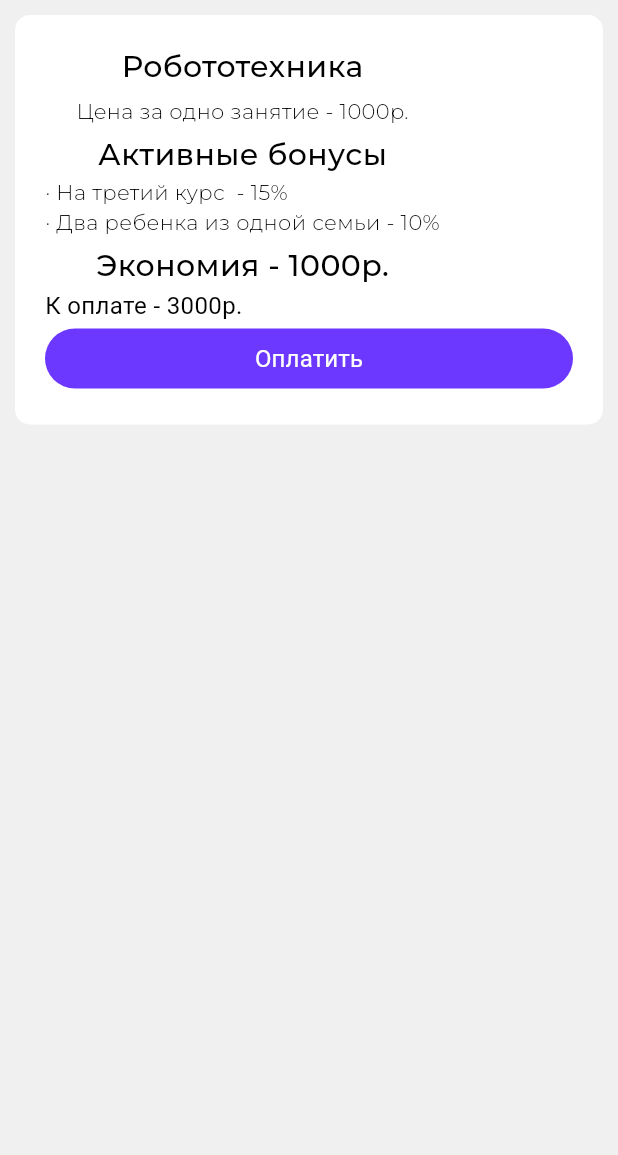
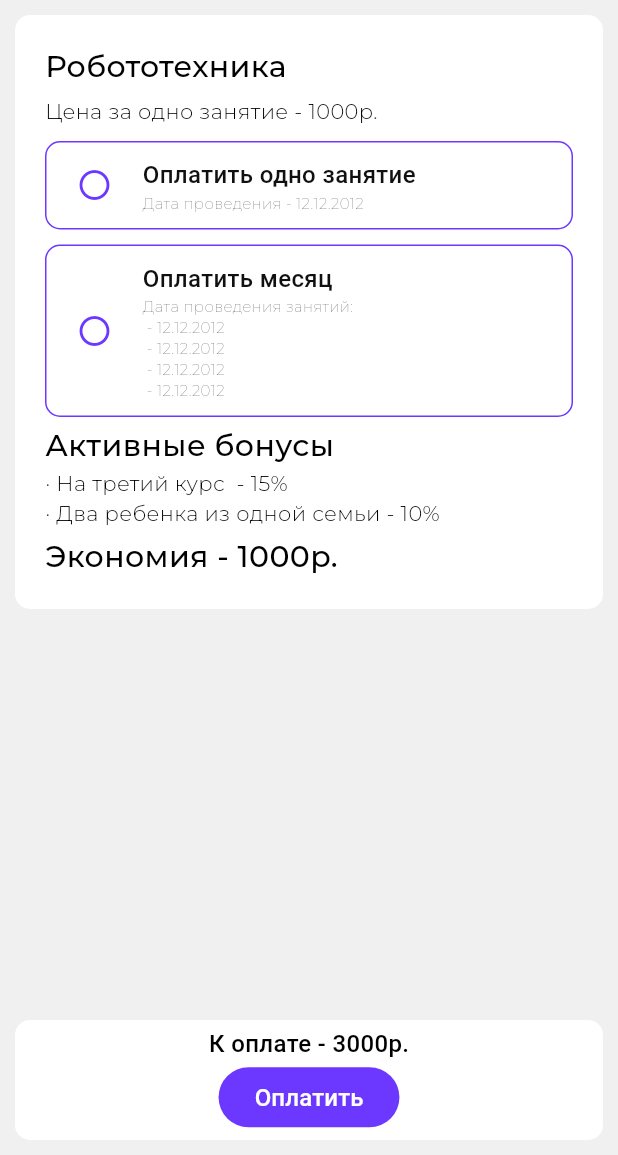
Before and after one commit to NoRulee/ingenerium, a Flutter app: the PaymentCalcPage screen opened directly, on a phone screen of 412 x 824 dp, the part 81-1236 px from its top. Run offline on Flutter 3.47's test engine with Material 3 defaults, Android fonts, the light colour scheme and no system bars; Roboto replaces fonts that are missing (MontserratRegular); project files that could hold a hidden picture were left out.

Commit message:
fix: fix

```diff
--- a/lib/src/app.dart
+++ b/lib/src/app.dart
@@ -1,5 +1,5 @@
 import 'package:flutter/material.dart';
-import 'package:injenerium_mobile_app/src/presentation/payment_page.dart';
+import 'package:injenerium_mobile_app/src/presentation/pages/profile_page.dart';
 
 /// Main application of the site.
 class App extends StatelessWidget {
@@ -11,7 +11,7 @@ class App extends StatelessWidget {
     return MaterialApp(
       debugShowCheckedModeBanner: false,
       title: 'Инженериум Мобильное Приложение',
-      home: const PaymentPage(),
+      home: const ProfilePage(),
       theme: ThemeData(
         useMaterial3: true,
         colorScheme: const ColorScheme.light(
--- /dev/null
+++ b/lib/src/presentation/pages/payment_calculation_page.dart
@@ -0,0 +1,200 @@
+import 'package:flutter/material.dart';
+
+import 'package:injenerium_mobile_app/src/presentation/style/color_style.dart';
+import 'package:injenerium_mobile_app/src/presentation/style/text_stryle.dart';
+import 'package:injenerium_mobile_app/src/presentation/widgets/custom_app_bar.dart';
+
+class PaymentCalcPage extends StatelessWidget {
+  const PaymentCalcPage({super.key});
+
+  @override
+  Widget build(BuildContext context) {
+    return Scaffold(
+      backgroundColor: getSecondaryColor(context),
+      body: SafeArea(
+        child: Column(
+          children: [
+            const CustomAppBar(title: 'Оплата', arrowBack: true),
+            Expanded(
+              child: SingleChildScrollView(
+                child: Container(
+                  width: double.infinity,
+                  margin: const EdgeInsets.all(10.0),
+                  padding: const EdgeInsets.all(20.0),
+                  decoration: BoxDecoration(
+                    color: getBackgroundColor(context),
+                    borderRadius: const BorderRadius.all(
+                      Radius.circular(10.0),
+                    ),
+                  ),
+                  child: Column(
+                    crossAxisAlignment: CrossAxisAlignment.start,
+                    children: [
+                      Text(
+                        'Робототехника',
+                        style: getMediumTextStyle(context),
+                      ),
+                      const SizedBox(height: 5.0),
+                      Text(
+                        'Цена за одно занятие - 1000р.',
+                        style: getLightTextStyle(context),
+                      ),
+                      const _ChooseButton(
+                        textData: 'Оплатить одно занятие',
+                        textDatesData: 'Дата проведения - 12.12.2012',
+                      ),
+                      const _ChooseButton(textData: 'Оплатить месяц', textDatesData: 'Дата проведения занятий: \n - 12.12.2012 \n - 12.12.2012 \n - 12.12.2012 \n - 12.12.2012'),
+                      const SizedBox(height: 5.0),
+                      Text(
+                        'Активные бонусы',
+                        style: getMediumTextStyle(context),
+                      ),
+                      Text(
+                        '· На третий курс  - 15% \n· Два ребенка из одной семьи - 10%',
+                        style: getLightTextStyle(context),
+                      ),
+                      const SizedBox(height: 5.0),
+                      Text(
+                        'Экономия - 1000р.',
+                        style: getMediumTextStyle(context),
+                      ),
+                    ],
+                  ),
+                ),
+              ),
+            ),
+            Container(
+              width: double.infinity,
+              height: 80,
+              margin: const EdgeInsets.all(10.0),
+              decoration: BoxDecoration(
+                color: getBackgroundColor(context),
+                borderRadius: const BorderRadius.all(
+                  Radius.circular(10.0),
+                ),
+              ),
+              child: Column(
+                mainAxisAlignment: MainAxisAlignment.center,
+                children: [
+                  Text(
+                    'К оплате - 3000р.',
+                    style: getRegularTextStyle(context),
+                  ),
+                  FilledButton(
+                    style: ButtonStyle(
+                      backgroundColor: MaterialStatePropertyAll(
+                        getPrimaryColor(context),
+                      ),
+                    ),
+                    onPressed: () {},
+                    child: Text(
+                      'Оплатить',
+                      style: getRegularTextStyle(context, color: getBackgroundColor(context)),
+                    ),
+                  ),
+                ],
+              ),
+            ),
+          ],
+        ),
+      ),
+    );
+  }
+}
+
+class _ChooseButton extends StatefulWidget {
+  final String textData;
+  final String textDatesData;
+  final Function()? onTap;
+  const _ChooseButton({
+    required this.textData,
+    required this.textDatesData,
+    this.onTap,
+  });
+
+  @override
+  State<_ChooseButton> createState() => __ChooseButtonState();
+}
+
+class __ChooseButtonState extends State<_ChooseButton> {
+  bool isButtonPressed = false;
+
+  IconData getIconData() {
+    return isButtonPressed ? Icons.radio_button_checked : Icons.radio_button_off;
+  }
+
+  Color getIconColor() {
+    return isButtonPressed ? getBackgroundColor(context) : getPrimaryColor(context);
+  }
+
+  Color getButtonColor() {
+    return isButtonPressed ? getPrimaryColor(context) : getBackgroundColor(context);
+  }
+
+  Color getTextColor() {
+    return isButtonPressed ? getBackgroundColor(context) : getOnBackgroundColor(context);
+  }
+
+  @override
+  Widget build(BuildContext context) {
+    void onButtonTap() {
+      setState(() {
+        isButtonPressed = !isButtonPressed;
+      });
+
+      widget.onTap;
+    }
+
+    return InkWell(
+      onTap: onButtonTap,
+      child: Container(
+        margin: const EdgeInsets.only(top: 10.0),
+        padding: const EdgeInsets.symmetric(
+          vertical: 10.0,
+          horizontal: 20.0,
+        ),
+        decoration: BoxDecoration(
+          borderRadius: const BorderRadius.all(
+            Radius.circular(10.0),
+          ),
+          border: Border.all(
+            color: getPrimaryColor(context),
+            width: 1.0,
+          ),
+          color: getButtonColor(),
+        ),
+        child: Row(
+          // crossAxisAlignment: CrossAxisAlignment.start,
+          children: [
+            Icon(
+              getIconData(),
+              color: getIconColor(),
+            ),
+            const SizedBox(
+              width: 20.0,
+            ),
+            Column(
+              crossAxisAlignment: CrossAxisAlignment.start,
+              children: [
+                Text(
+                  widget.textData,
+                  style: getRegularTextStyle(
+                    context,
+                    color: getTextColor(),
+                  ),
+                ),
+                Text(
+                  widget.textDatesData,
+                  style: getThinTextStyle(
+                    context,
+                    color: getTextColor(),
+                  ),
+                ),
+              ],
+            ),
+          ],
+        ),
+      ),
+    );
+  }
+}
--- a/lib/src/presentation/payment_page.dart
+++ b/lib/src/presentation/pages/payment_page.dart
@@ -1,5 +1,5 @@
 import 'package:flutter/material.dart';
-import 'package:injenerium_mobile_app/src/presentation/payment_calculation_page.dart';
+import 'package:injenerium_mobile_app/src/presentation/pages/payment_calculation_page.dart';
 import 'package:injenerium_mobile_app/src/presentation/style/color_style.dart';
 import 'package:injenerium_mobile_app/src/presentation/style/text_stryle.dart';
 import 'package:injenerium_mobile_app/src/presentation/widgets/custom_app_bar.dart';
--- a/lib/src/presentation/profile_page.dart
+++ b/lib/src/presentation/pages/profile_page.dart
@@ -1,5 +1,5 @@
 import 'package:flutter/material.dart';
-import 'package:injenerium_mobile_app/src/presentation/galery_page.dart';
+import 'package:injenerium_mobile_app/src/presentation/pages/galery_page.dart';
 import 'package:injenerium_mobile_app/src/presentation/style/color_style.dart';
 import 'package:injenerium_mobile_app/src/presentation/style/text_stryle.dart';
 import 'package:injenerium_mobile_app/src/presentation/widgets/custom_app_bar.dart';
--- a/lib/src/presentation/payment_calculation_page.dart
+++ /dev/null
@@ -1,67 +0,0 @@
-import 'package:flutter/material.dart';
-import 'package:injenerium_mobile_app/src/presentation/style/color_style.dart';
-import 'package:injenerium_mobile_app/src/presentation/style/text_stryle.dart';
-import 'package:injenerium_mobile_app/src/presentation/widgets/custom_app_bar.dart';
-
-class PaymentCalcPage extends StatelessWidget {
-  const PaymentCalcPage({super.key});
-
-  @override
-  Widget build(BuildContext context) {
-    return Scaffold(
-      backgroundColor: getSecondaryColor(context),
-      body: SafeArea(
-        child: Column(
-          children: [
-            const CustomAppBar(title: 'Оплата', arrowBack: true),
-            Padding(
-              padding: const EdgeInsets.all(10.0),
-              child: Container(
-                width: double.infinity,
-                decoration: BoxDecoration(
-                  color: getBackgroundColor(context),
-                  borderRadius: BorderRadius.circular(10),
-                ),
-                child: Padding(
-                  padding: const EdgeInsets.all(20.0),
-                  child: Column(
-                    crossAxisAlignment: CrossAxisAlignment.start,
-                    children: [
-                      Column(
-                        children: [
-                          Text('Робототехника', style: getMediumTextStyle(context)),
-                          const SizedBox(height: 5.0),
-                          Text('Цена за одно занятие - 1000р.', style: getLightTextStyle(context)),
-                          //! переключающие кнопки
-                          const SizedBox(height: 5.0),
-                          Text('Активные бонусы', style: getMediumTextStyle(context)),
-                          Text(
-                            '· На третий курс  - 15% \n· Два ребенка из одной семьи - 10%',
-                            style: getLightTextStyle(context),
-                          ),
-                          const SizedBox(height: 5.0),
-                          Text('Экономия - 1000р.', style: getMediumTextStyle(context)),
-                        ],
-                      ),
-                      Text('К оплате - 3000р.', style: getRegularTextStyle(context)),
-                      SizedBox(
-                        width: double.infinity,
-                        child: FilledButton(
-                          style: ButtonStyle(
-                            backgroundColor: MaterialStatePropertyAll(getPrimaryColor(context)),
-                          ),
-                          onPressed: () {},
-                          child: Text('Оплатить', style: getRegularTextStyle(context, color: Colors.white)),
-                        ),
-                      ),
-                    ],
-                  ),
-                ),
-              ),
-            ),
-          ],
-        ),
-      ),
-    );
-  }
-}
--- a/lib/src/presentation/style/text_stryle.dart
+++ b/lib/src/presentation/style/text_stryle.dart
@@ -36,7 +36,7 @@ TextStyle getRegularTextStyle(
   return TextStyle(
     color: color ?? defaultColor,
     fontSize: 16.0,
-    fontWeight: FontWeight.w400,
+    fontWeight: FontWeight.w500,
     fontFamily: 'MontserratRegular',
   );
 }
--- a/lib/src/presentation/widgets/custom_app_bar.dart
+++ b/lib/src/presentation/widgets/custom_app_bar.dart
@@ -1,7 +1,7 @@
 import 'package:flutter/material.dart';
 import 'package:injenerium_mobile_app/src/presentation/style/color_style.dart';
 import 'package:injenerium_mobile_app/src/presentation/style/text_stryle.dart';
-import 'package:injenerium_mobile_app/src/presentation/settings_page.dart';
+import 'package:injenerium_mobile_app/src/presentation/pages/settings_page.dart';
 
 class CustomAppBar extends StatelessWidget {
   final bool arrowBack;
```
Also changed, not shown: lib/src/presentation/pages/home_page.dart (added, +40 -0 lines), lib/src/presentation/widgets/bottom_nav_bar.dart (deleted, +0 -49 lines), lib/src/presentation/widgets/custom_navigation_bar.dart (+63 -22 lines), lib/src/presentation/pages/galery_page.dart (renamed from lib/src/presentation/galery_page.dart), lib/src/presentation/pages/schedule_page.dart (renamed from lib/src/presentation/schedule_page.dart), lib/src/presentation/pages/settings_page.dart (renamed from lib/src/presentation/settings_page.dart).
